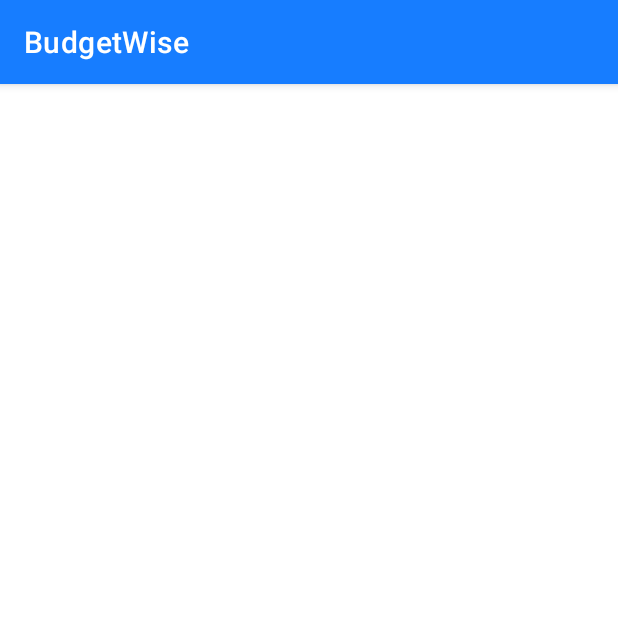
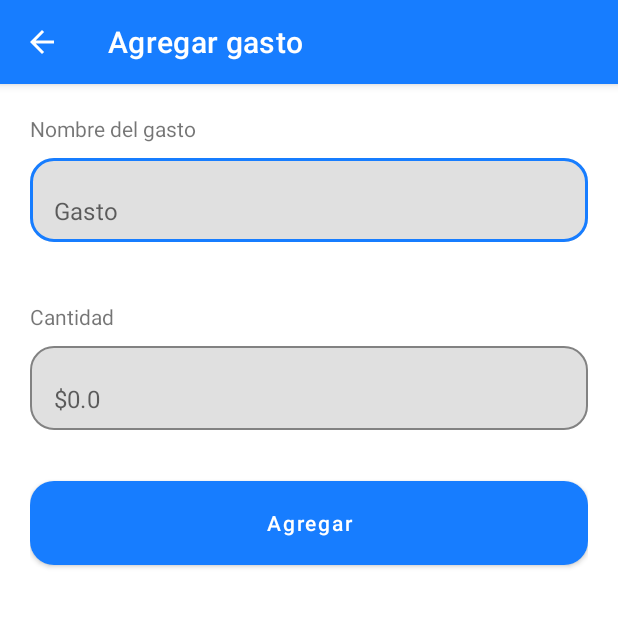
Before and after one commit to osmar-jzdev/budget-wise-android, an Android app built with Jetpack Compose: the AddExpenseActivity screen opened directly, with no data from a screen before it, on a phone screen of 412 x 824 dp, the top half of it. Run offline under Robolectric (Android 15) with nearby library versions, the phone set to English and light mode, and no system bars.

Commit message:
new expense form screen added and comment nav options

```diff
--- a/app/src/main/java/tech/osmardev/budgetwise/MainActivity.kt
+++ b/app/src/main/java/tech/osmardev/budgetwise/MainActivity.kt
@@ -1,9 +1,11 @@
 package tech.osmardev.budgetwise
 
 import android.content.Intent
+import android.graphics.drawable.ColorDrawable
 import androidx.appcompat.app.AppCompatActivity
 import android.os.Bundle
 import android.view.View
+import androidx.appcompat.app.ActionBar
 import androidx.navigation.findNavController
 import androidx.navigation.ui.AppBarConfiguration
 import androidx.navigation.ui.setupActionBarWithNavController
@@ -25,6 +27,10 @@ class MainActivity : AppCompatActivity() {
 
         binding = ActivityMainBinding.inflate(layoutInflater)
         setContentView(binding.root)
+
+        supportActionBar?.setDisplayOptions(ActionBar.DISPLAY_SHOW_CUSTOM)
+        supportActionBar?.setCustomView(R.layout.toolbar_title_layout)
+        supportActionBar?.setBackgroundDrawable(ColorDrawable(resources.getColor(R.color.white)))
 
         val navView: BottomNavigationView = binding.navView
 
--- a/app/src/main/java/tech/osmardev/budgetwise/view/expenses/AddExpenseActivity.kt
+++ b/app/src/main/java/tech/osmardev/budgetwise/view/expenses/AddExpenseActivity.kt
@@ -1,12 +1,29 @@
 package tech.osmardev.budgetwise.view.expenses
 
+import android.graphics.drawable.ColorDrawable
+import android.os.Binder
 import androidx.appcompat.app.AppCompatActivity
 import android.os.Bundle
+import androidx.appcompat.app.ActionBar
 import tech.osmardev.budgetwise.R
+import tech.osmardev.budgetwise.databinding.ActivityAddExpenseBinding
 
 class AddExpenseActivity : AppCompatActivity() {
+
+    private lateinit var binding: ActivityAddExpenseBinding
+
     override fun onCreate(savedInstanceState: Bundle?) {
         super.onCreate(savedInstanceState)
-        setContentView(R.layout.activity_add_expense)
+        binding = ActivityAddExpenseBinding.inflate(layoutInflater)
+        setContentView(binding.root)
+
+        supportActionBar?.setTitle(R.string.add_expense_title)
+        supportActionBar?.setDisplayHomeAsUpEnabled(true)
+        supportActionBar?.setHomeButtonEnabled(true)
+    }
+
+    override fun onSupportNavigateUp(): Boolean {
+        onBackPressed()
+        return true
     }
 }
--- a/app/src/main/res/layout/activity_add_expense.xml
+++ b/app/src/main/res/layout/activity_add_expense.xml
@@ -6,4 +6,103 @@
     android:layout_height="match_parent"
     tools:context=".view.expenses.AddExpenseActivity">
 
+
+    <LinearLayout
+        android:layout_width="match_parent"
+        android:layout_height="wrap_content"
+        android:layout_marginLeft="20dp"
+        android:layout_marginTop="20dp"
+        android:layout_marginRight="20dp"
+        android:gravity="center"
+        android:orientation="vertical"
+        app:layout_constraintEnd_toEndOf="parent"
+        app:layout_constraintStart_toStartOf="parent"
+        app:layout_constraintTop_toTopOf="parent">
+
+        <LinearLayout
+            android:id="@+id/linearLayout"
+            android:layout_width="match_parent"
+            android:layout_height="wrap_content"
+            android:orientation="vertical">
+
+            <TextView
+                android:id="@+id/textView"
+                android:layout_width="wrap_content"
+                android:layout_height="wrap_content"
+                android:text="@string/expense_name_label" />
+
+            <com.google.android.material.textfield.TextInputLayout
+                android:layout_width="match_parent"
+                android:layout_height="wrap_content"
+                android:layout_marginTop="10dp"
+                app:boxBackgroundMode="outline"
+                app:hintEnabled="false"
+                app:boxCornerRadiusBottomEnd="16dp"
+                app:boxCornerRadiusBottomStart="16dp"
+                app:boxCornerRadiusTopEnd="16dp"
+                app:boxCornerRadiusTopStart="16dp">
+
+                <com.google.android.material.textfield.TextInputEditText
+                    android:id="@+id/txtInput_incomeName"
+                    android:layout_width="match_parent"
+                    android:layout_height="wrap_content"
+                    android:hint="@string/expense"
+                    android:imeOptions="actionDone"
+                    android:inputType="text"
+                    android:maxLines="1" />
+            </com.google.android.material.textfield.TextInputLayout>
+
+        </LinearLayout>
+
+        <Space
+            android:layout_width="match_parent"
+            android:layout_height="40dp" />
+
+        <LinearLayout
+            android:id="@+id/linearLayout2"
+            android:layout_width="match_parent"
+            android:layout_height="wrap_content"
+            android:orientation="vertical">
+
+            <TextView
+                android:id="@+id/textView2"
+                android:layout_width="match_parent"
+                android:layout_height="wrap_content"
+                android:text="@string/quantity" />
+
+            <com.google.android.material.textfield.TextInputLayout
+                android:layout_width="match_parent"
+                android:layout_height="wrap_content"
+                android:layout_marginTop="10dp"
+                app:boxBackgroundMode="outline"
+                app:hintEnabled="false"
+                app:boxCornerRadiusBottomEnd="16dp"
+                app:boxCornerRadiusBottomStart="16dp"
+                app:boxCornerRadiusTopEnd="16dp"
+                app:boxCornerRadiusTopStart="16dp">
+
+                <com.google.android.material.textfield.TextInputEditText
+                    android:id="@+id/txtInput_incomeValue"
+                    android:layout_width="match_parent"
+                    android:layout_height="wrap_content"
+                    android:hint="@string/money_value_generic"
+                    android:imeOptions="actionDone"
+                    android:inputType="number"
+                    android:maxLines="1"/>
+            </com.google.android.material.textfield.TextInputLayout>
+
+        </LinearLayout>
+
+        <com.google.android.material.button.MaterialButton
+            android:id="@+id/btnAdd"
+            android:layout_width="match_parent"
+            android:layout_height="68dp"
+            android:layout_marginTop="28dp"
+            android:text="@string/add_button"
+            android:textColor="@color/white"
+            android:textAllCaps="false"
+            app:backgroundTint="@color/blue_main"
+            app:cornerRadius="16dp"/>
+    </LinearLayout>
+
 </androidx.constraintlayout.widget.ConstraintLayout>
--- a/app/src/main/res/menu/bottom_nav_menu.xml
+++ b/app/src/main/res/menu/bottom_nav_menu.xml
@@ -5,7 +5,7 @@
         android:id="@+id/navigation_dashboard"
         android:icon="@drawable/ic_home"
         android:title="@string/home_tab" />
-
+    <!--
     <item
         android:id="@+id/navigation_expenses"
         android:icon="@drawable/ic_expense"
@@ -15,5 +15,5 @@
         android:id="@+id/navigation_incomes"
         android:icon="@drawable/ic_income"
         android:title="@string/income_tab" />
-
+    -->
 </menu>
--- a/app/src/main/res/values/strings.xml
+++ b/app/src/main/res/values/strings.xml
@@ -10,4 +10,12 @@
     <string name="income">Ingreso</string>
     <string name="expense">Gasto</string>
     <string name="title_activity_pie_chart">PieChart</string>
+    <!-- Add Income and Add Expense Screens  -->
+    <string name="add_income_title">Agregar ingreso</string>
+    <string name="add_expense_title">Agregar gasto</string>
+    <string name="expense_name_label">Nombre del gasto</string>
+    <string name="income_name_label">Nombre del ingreso</string>
+    <string name="quantity">Cantidad</string>
+    <string name="money_value_generic">$0.0</string>
+    <string name="add_button">Agregar</string>
 </resources>
```
Also changed, not shown: app/src/main/java/tech/osmardev/budgetwise/view/incomes/AddIncomeActivity.kt (+17 -1 lines), app/src/main/res/layout/activity_add_income.xml (+6 -6 lines), app/src/main/res/layout/toolbar_title_layout.xml (added, +20 -0 lines).
